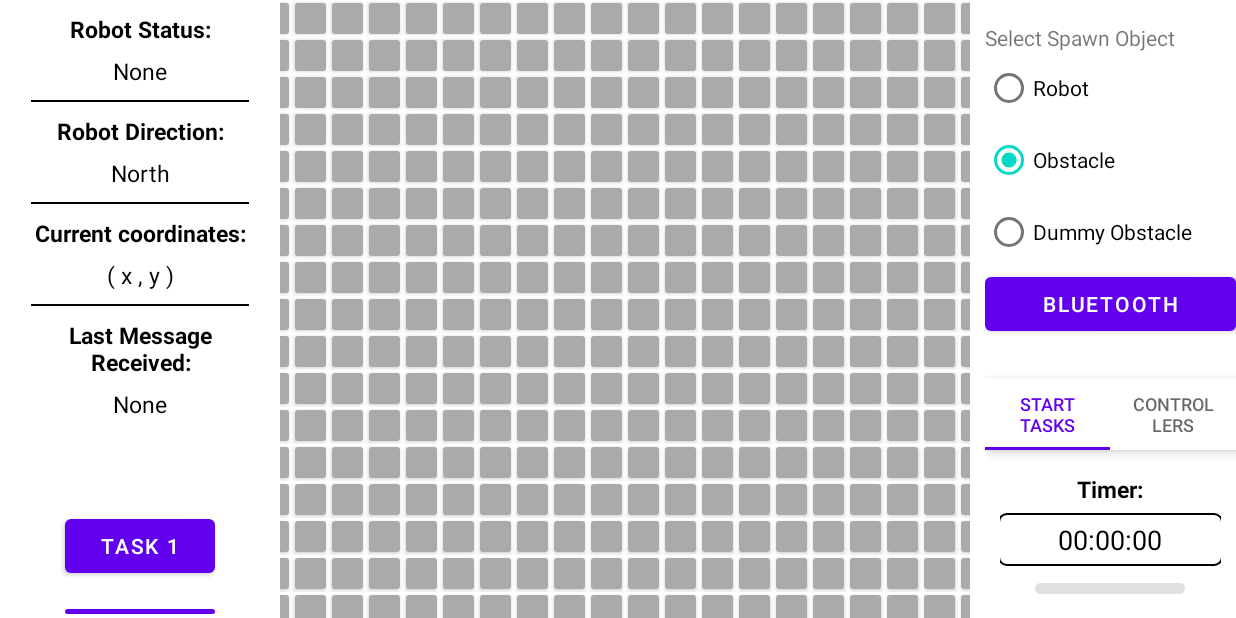
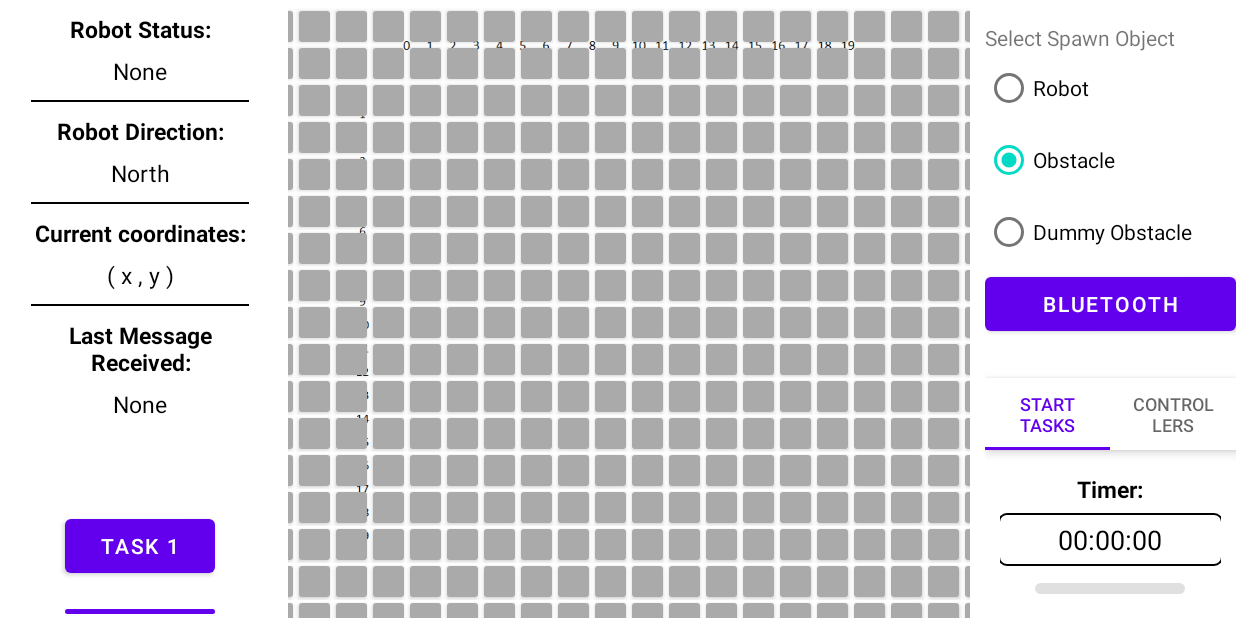
Before and after one commit to vintageyj/CE-CZ-3004-MDP-GRP42, an Android app: the screen it shows after launch (TaskActivity), on a phone screen of 824 x 412 dp (held sideways). Run offline under Robolectric (Android 15) with nearby library versions, the phone set to English and light mode, and no system bars; our stand-ins replace navigation-ui.

Commit message:
Added Arena Axis

```diff
--- a/Android/MDPController/app/src/main/res/layout/activity_task.xml
+++ b/Android/MDPController/app/src/main/res/layout/activity_task.xml
@@ -63,7 +63,7 @@
         </LinearLayout>
 
 
-        <LinearLayout
+        <RelativeLayout
             android:id="@+id/grid_center"
             android:layout_width="0dp"
             android:layout_height="match_parent"
@@ -71,13 +71,24 @@
             android:layout_weight="0.55"
             android:orientation="vertical">
 
+
+<!--            <ImageView-->
+<!--                android:id="@+id/arena_axis"-->
+<!--                android:elevation="1dp"-->
+<!--                android:layout_width="match_parent"-->
+<!--                android:layout_height="match_parent"-->
+<!--                app:srcCompat="@drawable/axis"/>-->
+
             <androidx.fragment.app.FragmentContainerView
                 android:id="@+id/arenaFragment"
                 android:name="ntu.mdp.grp42.fragment.ArenaFragment"
+                android:elevation="3dp"
+                android:layout_marginTop="5dp"
+                android:layout_marginLeft="5dp"
                 android:layout_width="match_parent"
                 android:layout_height="match_parent" />
 
-        </LinearLayout>
+        </RelativeLayout>
 
         <LinearLayout
             android:id="@+id/right_controls"
--- a/Android/MDPController/app/src/main/res/layout/fragment_arena.xml
+++ b/Android/MDPController/app/src/main/res/layout/fragment_arena.xml
@@ -5,6 +5,34 @@
     android:layout_width="match_parent"
     android:layout_height="match_parent"
     tools:context=".fragment.ArenaFragment">
+
+    <ImageView
+    android:id="@+id/x_axis"
+    android:layout_width="match_parent"
+    android:layout_height="50dp"
+    android:layout_alignTop="@+id/arenaTable"
+    android:layout_marginLeft="75dp"
+    android:layout_marginRight="75dp"
+    app:srcCompat="@drawable/x_axis"/>
+
+    <ImageView
+        android:id="@+id/y_axis"
+        android:layout_width="50dp"
+        android:layout_height="match_parent"
+        android:layout_alignLeft="@+id/arenaTable"
+        android:layout_marginLeft="25dp"
+        android:layout_marginTop="50dp"
+        android:layout_marginBottom="50dp"
+        app:srcCompat="@drawable/y_axis"/>
+
+<!--    <ImageView-->
+<!--        android:id="@+id/axis"-->
+<!--        android:layout_width="match_parent"-->
+<!--        android:layout_height="match_parent"-->
+<!--        android:layout_marginTop="25dp"-->
+<!--        android:layout_marginRight="50dp"-->
+<!--        android:layout_marginBottom="50dp"-->
+<!--        app:srcCompat="@drawable/axis"/>-->
 
     <TableLayout
         android:id="@+id/arenaTable"
@@ -28,7 +56,6 @@
         android:elevation="3dp"
         android:visibility="invisible"
         app:srcCompat="@drawable/robot_spawn_area"
-
         />
 
 
```
Also changed, not shown: Android/MDPController/app/src/main/res/drawable/x_axis.png (added), Android/MDPController/app/src/main/res/drawable/y_axis.png (added).
